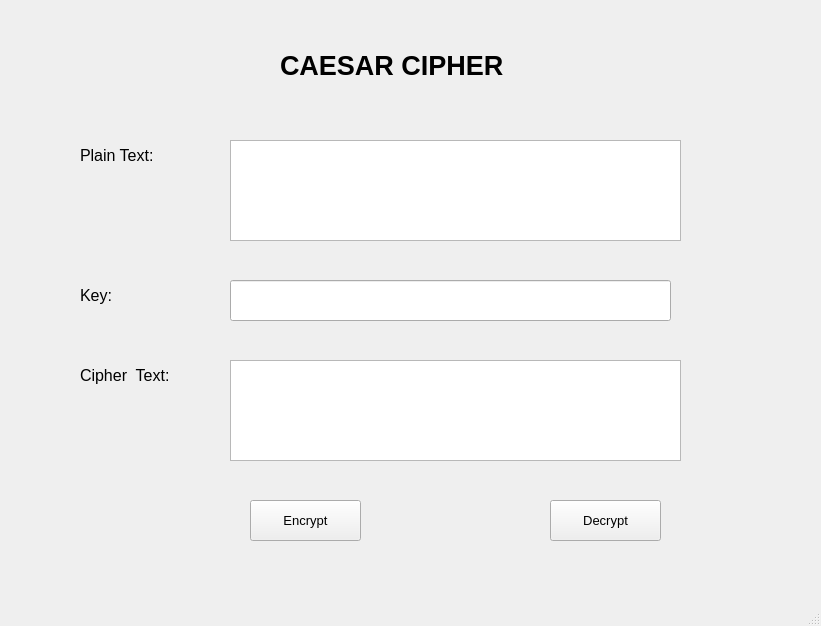
First picture: the form in lab-03/ui/caesar.ui, repository namnguyen1872004/bmtt-nc-hutech-2280602010, before the edit.
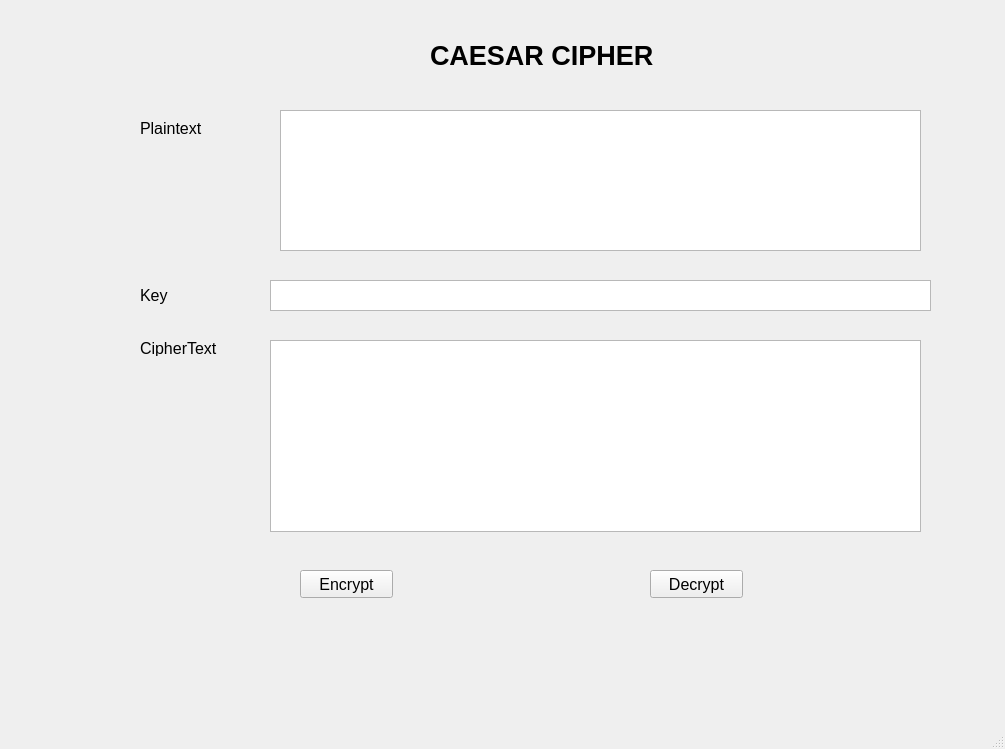
Second picture: the form after the edit.

```diff
--- a/lab-03/ui/caesar.ui
+++ b/lab-03/ui/caesar.ui
@@ -6,10 +6,17 @@
    <rect>
     <x>0</x>
     <y>0</y>
-    <width>821</width>
-    <height>626</height>
+    <width>1005</width>
+    <height>749</height>
    </rect>
   </property>
+  <property name="font">
+   <font>
+    <pointsize>8</pointsize>
+    <weight>50</weight>
+    <bold>false</bold>
+   </font>
+  </property>
   <property name="windowTitle">
    <string>MainWindow</string>
   </property>
@@ -17,10 +24,10 @@
    <widget class="QLabel" name="label">
     <property name="geometry">
      <rect>
-      <x>280</x>
+      <x>430</x>
       <y>20</y>
-      <width>281</width>
-      <height>91</height>
+      <width>331</width>
+      <height>71</height>
      </rect>
     </property>
     <property name="font">
@@ -37,79 +44,107 @@
    <widget class="QLabel" name="label_2">
     <property name="geometry">
      <rect>
-      <x>80</x>
-      <y>140</y>
-      <width>111</width>
-      <height>31</height>
+      <x>140</x>
+      <y>120</y>
+      <width>101</width>
+      <height>16</height>
      </rect>
     </property>
     <property name="font">
      <font>
       <pointsize>12</pointsize>
+      <weight>50</weight>
+      <bold>false</bold>
      </font>
     </property>
     <property name="text">
-     <string>Plain Text:</string>
+     <string>Plaintext</string>
     </property>
    </widget>
    <widget class="QLabel" name="label_3">
     <property name="geometry">
      <rect>
-      <x>80</x>
+      <x>140</x>
       <y>280</y>
-      <width>61</width>
+      <width>101</width>
       <height>31</height>
      </rect>
     </property>
     <property name="font">
      <font>
       <pointsize>12</pointsize>
+      <weight>50</weight>
+      <bold>false</bold>
      </font>
     </property>
     <property name="text">
-     <string>Key:</string>
+     <string>Key</string>
     </property>
    </widget>
    <widget class="QLabel" name="label_4">
     <property name="geometry">
      <rect>
-      <x>80</x>
-      <y>360</y>
-      <width>131</width>
-      <height>31</height>
+      <x>140</x>
+      <y>340</y>
+      <width>121</width>
+      <height>16</height>
      </rect>
     </property>
     <property name="font">
      <font>
       <pointsize>12</pointsize>
+      <weight>50</weight>
+      <bold>false</bold>
      </font>
     </property>
     <property name="text">
-     <string>Cipher  Text:</string>
+     <string>CipherText</string>
     </property>
    </widget>
-   <widget class="QTextEdit" name="txt_plain_text">
+   <widget class="QTextBrowser" name="txt_plain_text">
     <property name="geometry">
      <rect>
-      <x>230</x>
-      <y>140</y>
-      <width>451</width>
-      <height>101</height>
+      <x>280</x>
+      <y>110</y>
+      <width>641</width>
+      <height>141</height>
+     </rect>
+    </property>
+   </widget>
+   <widget class="QTextBrowser" name="txt_key">
+    <property name="geometry">
+     <rect>
+      <x>270</x>
+      <y>280</y>
+      <width>661</width>
+      <height>31</height>
+     </rect>
+    </property>
+   </widget>
+   <widget class="QTextBrowser" name="txt_cipher_text">
+    <property name="geometry">
+     <rect>
+      <x>270</x>
+      <y>340</y>
+      <width>651</width>
+      <height>192</height>
      </rect>
     </property>
    </widget>
    <widget class="QPushButton" name="btn_encrypt">
     <property name="geometry">
      <rect>
-      <x>250</x>
-      <y>500</y>
-      <width>111</width>
-      <height>41</height>
+      <x>300</x>
+      <y>570</y>
+      <width>93</width>
+      <height>28</height>
      </rect>
     </property>
     <property name="font">
      <font>
-      <pointsize>10</pointsize>
+      <pointsize>12</pointsize>
+      <weight>50</weight>
+      <bold>false</bold>
      </font>
     </property>
     <property name="text">
@@ -119,41 +154,23 @@
    <widget class="QPushButton" name="btn_decrypt">
     <property name="geometry">
      <rect>
-      <x>550</x>
-      <y>500</y>
-      <width>111</width>
-      <height>41</height>
+      <x>650</x>
+      <y>570</y>
+      <width>93</width>
+      <height>28</height>
      </rect>
     </property>
     <property name="font">
      <font>
-      <pointsize>10</pointsize>
+      <pointsize>12</pointsize>
+      <weight>50</weight>
+      <bold>false</bold>
      </font>
     </property>
     <property name="text">
      <string>Decrypt</string>
     </property>
    </widget>
-   <widget class="QTextEdit" name="txt_cipher_text">
-    <property name="geometry">
-     <rect>
-      <x>230</x>
-      <y>360</y>
-      <width>451</width>
-      <height>101</height>
-     </rect>
-    </property>
-   </widget>
-   <widget class="QLineEdit" name="txt_key">
-    <property name="geometry">
-     <rect>
-      <x>230</x>
-      <y>280</y>
-      <width>441</width>
-      <height>41</height>
-     </rect>
-    </property>
-   </widget>
   </widget>
   <widget class="QMenuBar" name="menubar">
    <property name="geometry">
```
Left out of the diff: 4 changed lines with no effect on the pictures.
